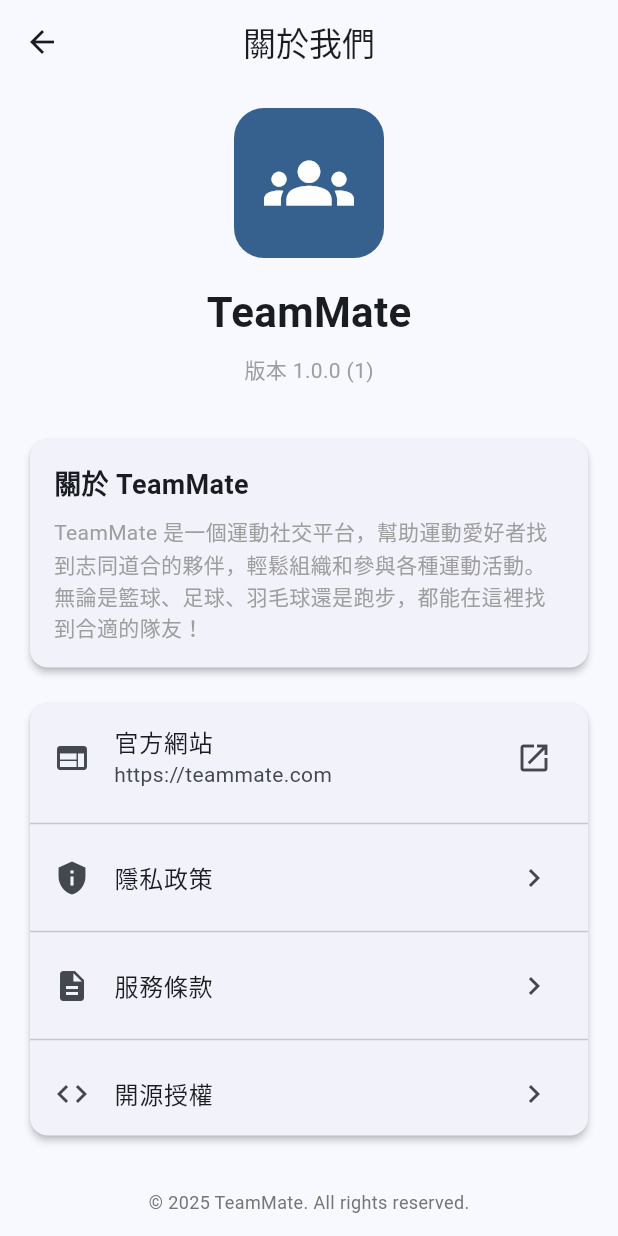
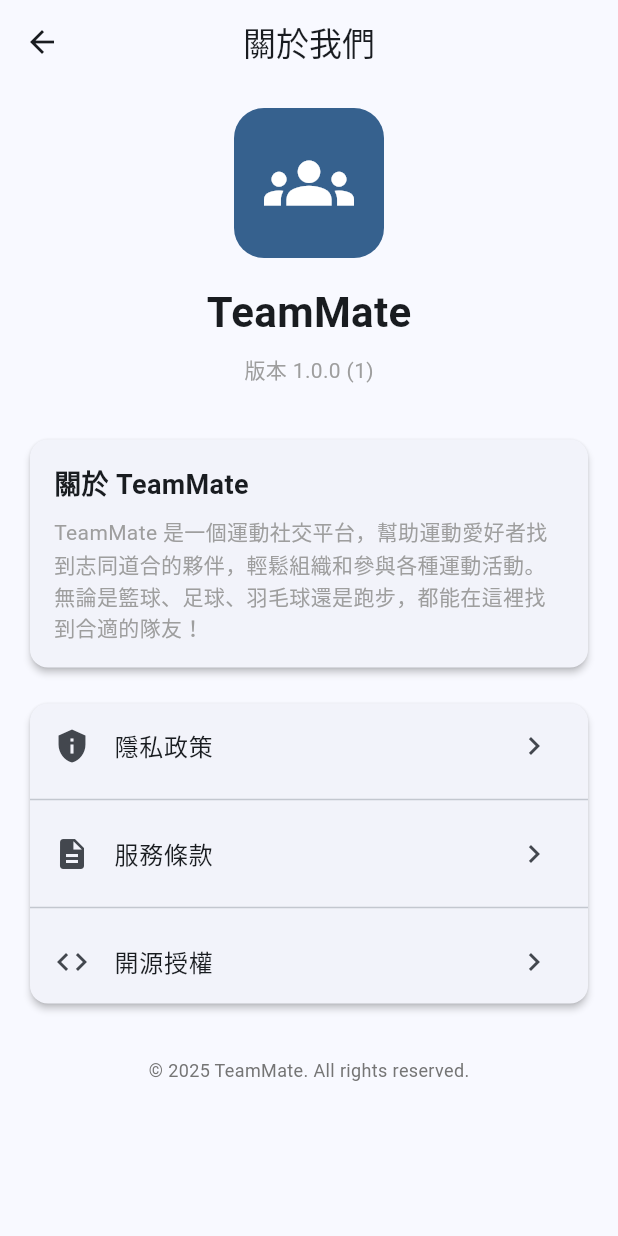
Before and after one commit to woizhicheng0309/TeamMate, a Flutter app: the AboutScreen screen opened directly, on a phone screen of 412 x 824 dp. Run offline on Flutter 3.47's test engine with Material 3 defaults, Android fonts, the phone set to English and light mode, and no system bars; our stand-ins replace flutter_dotenv, geocoding, geolocator, google_maps_flutter, package_info_plus, supabase_flutter; missing offline and left inert: onesignal_flutter; accounts and stored records are empty; network calls fail.

Commit message:
移除關於頁面中無法使用的官方網站連結

```diff
--- a/lib/screens/about_screen.dart
+++ b/lib/screens/about_screen.dart
@@ -107,19 +107,6 @@ class _AboutScreenState extends State<AboutScreen> {
           Card(
             child: Column(
               children: [
-                ListTile(
-                  leading: const Icon(Icons.web),
-                  title: const Text('官方網站'),
-                  subtitle: const Text('https://teammate.com'),
-                  trailing: const Icon(Icons.open_in_new),
-                  onTap: () {
-                    // TODO: Open URL
-                    ScaffoldMessenger.of(context).showSnackBar(
-                      const SnackBar(content: Text('開啟網頁功能開發中')),
-                    );
-                  },
-                ),
-                const Divider(),
                 ListTile(
                   leading: const Icon(Icons.privacy_tip),
                   title: const Text('隱私政策'),
```
